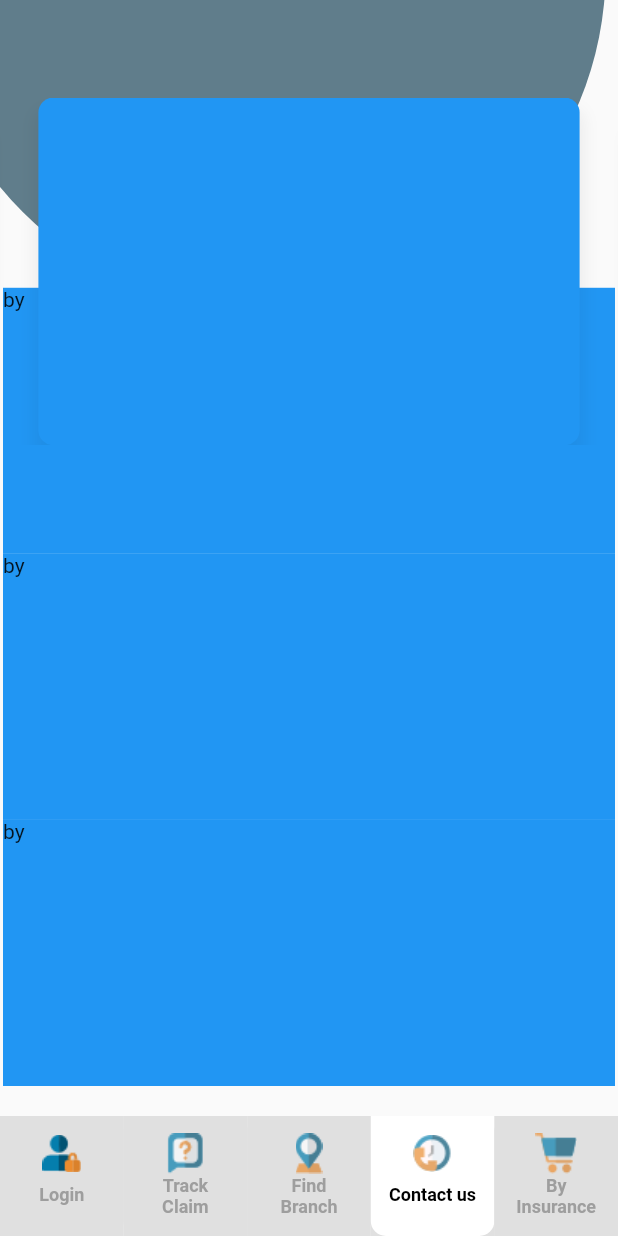
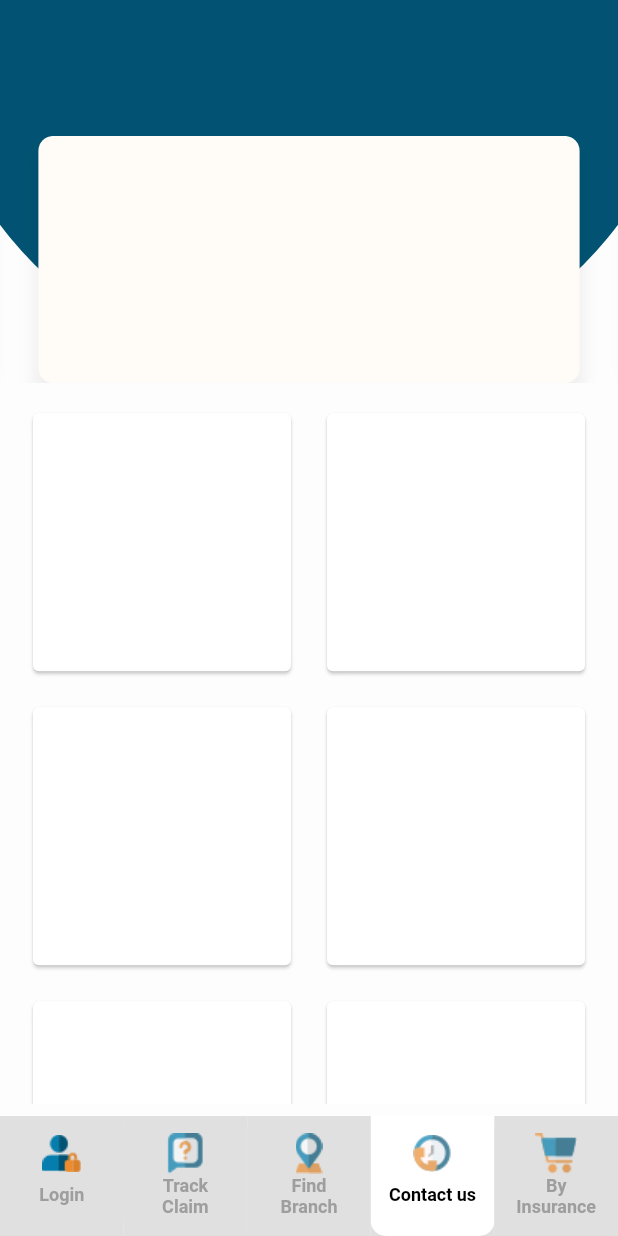
Before and after one commit to mfodat/flutter_app, a Flutter app: the screen it shows after launch, on a phone screen of 412 x 824 dp. Run offline on Flutter 3.47's test engine with Material 2 defaults, Android fonts, the light colour scheme and no system bars; drawn by our look-alikes of carousel_slider; our stand-ins replace dio, local_auth, shared_preferences, sqflite; accounts and stored records are empty.

Commit message:
home page part 3

```diff
--- a/lib/main.dart
+++ b/lib/main.dart
@@ -29,9 +29,9 @@ class MyHomePage extends StatefulWidget {
 
 class _MyHomePageState extends State<MyHomePage> {
   final List  _colors = [
-    Colors.blue,
-    Colors.green,
-    Colors.red,
+    Color.fromRGBO(255, 251, 247, 1),
+    Color.fromRGBO(255, 251, 247, 1),
+    Color.fromRGBO(255, 251, 247, 1),
   ];
   int selectedIndex = 0;
   @override
@@ -42,10 +42,10 @@ class _MyHomePageState extends State<MyHomePage> {
     ]);
     double screenWidth = MediaQuery.of(context).size.width;
     double screenHight = MediaQuery.of(context).size.height;
-    final backgroundColor = Colors.red;
-    //double radius = screenWidth * 5 / 4;
+    final backgroundColor = Color.fromRGBO(253, 253, 253, 1);
+    double radius = screenHight * .6;
 
-    double radius = 800 * screenWidth / (screenHight - 100);
+   // double radius = 800 * screenWidth / (screenHight - 100);
     print('screenWidth $screenWidth');
     print('screenHight $screenHight');
     print('radius $radius');
@@ -54,63 +54,65 @@ class _MyHomePageState extends State<MyHomePage> {
     return SafeArea(
       child: Scaffold(
         bottomNavigationBar: MedicalPolicesBottomNavigationBar(),
-        // backgroundColor: backgroundColor,
+         backgroundColor: backgroundColor,
         body: Stack(
           children: [
             Positioned(
-              top: radius + top + 25,
-              //height: 200.0,
+              top: screenHight * .31,
+              bottom: 0,
               left: 2,
-              child: Column(
-                children: [
-                  Container(
-                    color: _colors[selectedIndex],
-                    width: screenWidth - 4,
-                    height: (screenHight - 125 - radius - top) / 3,
-                    child: Text('by'),
-                  ),
-                  Container(
-                    color: _colors[selectedIndex],
-                    width: screenWidth - 4,
-                    height: (screenHight - 125 - radius - top) / 3,
-                    child: Text('by'),
-                  ),
-                  Container(
-                    color: _colors[selectedIndex],
-                    width: screenWidth - 4,
-                    height: (screenHight - 125 - radius - top) / 3,
-                    child: Text('by'),
-                  ),
-                ],
+              right: 2,
+              child: Container(
+                padding: EdgeInsets.all(8.0),
+               // color: Colors.green,
+               // height: double.infinity,
+                child: GridView.count(
+
+                  crossAxisCount: 2 ,
+                  children: List.generate(6,(index){
+                    return Container(
+                      padding: EdgeInsets.all(8.0),
+                      height: 20,
+                      width: 280,
+                      child: Card(
+
+                        //color: Colors.blue,
+                      ),
+                    );
+                  },growable:false,),
+                ),
+                ),
               ),
-            ),
             Positioned(
-              top: screenWidth * -0.6,
-              //height: 200.0,
-              left: screenWidth * -1 / 8,
+             top: screenHight * -0.0,
+              bottom: screenHight * .6,
+           //   height: 700.0,
+              left: -50,
+              right: -50,
               child: Container(
                 //  color: Colors.yellow,
-                width: radius,
-                height: radius,
+                //width: radius ,
+              //  height: radius,
                 child: Text('by'),
                 decoration: BoxDecoration(
-                  color: Colors.blueGrey,
+                  color: Color.fromRGBO(2, 83, 115, 1),
                   borderRadius: BorderRadius.only(
                     bottomRight: Radius.circular(radius),
                     bottomLeft: Radius.circular(radius),
-                    topRight: Radius.circular(radius),
-                    topLeft: Radius.circular(radius),
+                  //  topRight: Radius.circular(radius),
+                 //   topLeft: Radius.circular(radius),
                   ),
                 ),
               ),
             ),
-            Positioned(
-              top: radius / 7,
+             Positioned(
+              top: screenHight * .11,
               left: 0,
               right: 0,
               child: Column(
                 children: [
                   CarouselSlider(
+                    height: screenHight * .2,
                     onPageChanged: (index) { print(' index $index');
                     setState(() {
                       selectedIndex = (index+1)%3;
@@ -124,7 +126,7 @@ class _MyHomePageState extends State<MyHomePage> {
                           return Container(
                             width: screenWidth ,
                             margin: EdgeInsets.symmetric( horizontal: 5),
-                            height: radius / 3,
+
                             child: Text(' '),
                             decoration: BoxDecoration(
                               boxShadow: [
@@ -176,7 +178,6 @@ class _MyHomePageState extends State<MyHomePage> {
                       ),
                     ),
                   ),
-
                 ],
               ),
             ),
@@ -204,7 +205,6 @@ class _MyHomePageState extends State<MyHomePage> {
                       ),
                     ),
                   ),
-
                 ],
               ),
             ),*/
--- a/pubspec.yaml
+++ b/pubspec.yaml
@@ -30,6 +30,7 @@ dependencies:
   dio: 3.0.8
   freezed: 0.10.9
   xml: ^4.5.1
+  carousel_slider: ^1.3.0
 
 
 
```
Also changed, not shown: pubspec.lock.
